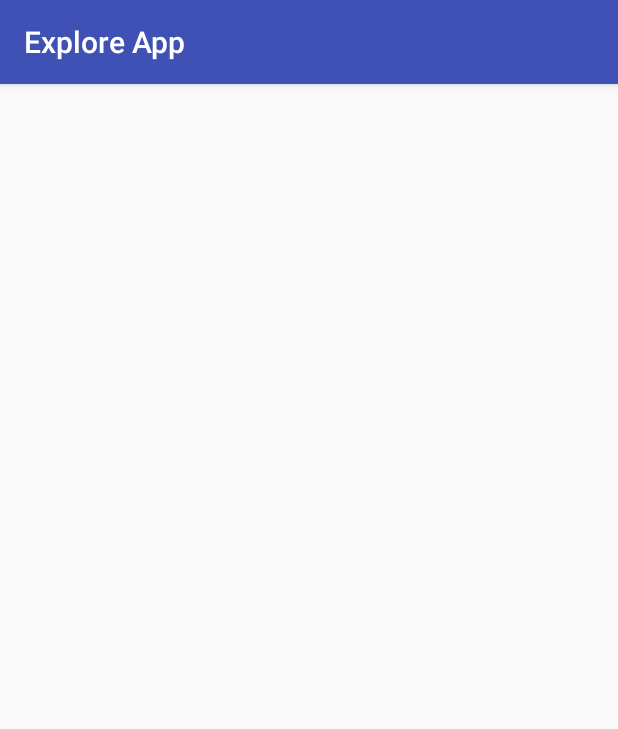
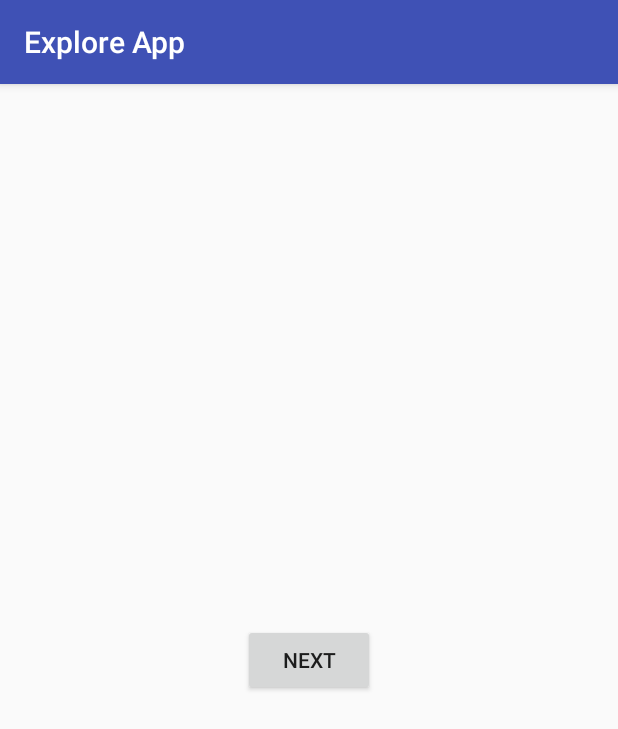
Before and after one commit to james-bonifacio/Explore-App, an Android app: the screen it shows after launch (MainActivity), on a phone screen of 412 x 824 dp. Shown: the top 729 px of the screen. Run offline under Robolectric (Android 15) with nearby library versions, the phone set to English and light mode, and no system bars.

Commit message:
Added button and changed layout

```diff
--- a/app/src/main/AndroidManifest.xml
+++ b/app/src/main/AndroidManifest.xml
@@ -1,6 +1,8 @@
 <?xml version="1.0" encoding="utf-8"?>
 <manifest xmlns:android="http://schemas.android.com/apk/res/android"
     package="com.example.james.exploreapp">
+
+    <uses-permission android:name="android.permission.INTERNET" />
 
     <application
         android:allowBackup="true"
--- a/app/src/main/java/com/example/james/exploreapp/MainActivity.java
+++ b/app/src/main/java/com/example/james/exploreapp/MainActivity.java
@@ -1,13 +1,53 @@
 package com.example.james.exploreapp;
 
+import android.content.Context;
+import android.content.Intent;
+import android.os.AsyncTask;
 import android.support.v7.app.AppCompatActivity;
 import android.os.Bundle;
+import android.util.Log;
+import android.view.View;
+import android.widget.Button;
+
+import org.json.JSONException;
+import org.json.JSONObject;
+
+import java.io.BufferedReader;
+import java.io.IOException;
+import java.io.InputStream;
+import java.io.InputStreamReader;
+import java.net.HttpURLConnection;
+import java.net.MalformedURLException;
+import java.net.URL;
+import java.net.URLConnection;
+import java.util.Scanner;
 
 public class MainActivity extends AppCompatActivity {
+
+    private Button btnNext;
+    private String TAG = MainActivity.class.getName();
 
     @Override
     protected void onCreate(Bundle savedInstanceState) {
         super.onCreate(savedInstanceState);
         setContentView(R.layout.activity_main);
+
+
+        btnNext = findViewById(R.id.button_next);
+        btnNext.setOnClickListener(new View.OnClickListener() {
+            @Override
+            public void onClick(View view) {
+
+
+
+
+            }
+        });
     }
+
+
+
+
+
+
 }
--- a/app/src/main/res/layout/activity_main.xml
+++ b/app/src/main/res/layout/activity_main.xml
@@ -1,9 +1,16 @@
 <?xml version="1.0" encoding="utf-8"?>
-<android.support.constraint.ConstraintLayout xmlns:android="http://schemas.android.com/apk/res/android"
+<RelativeLayout xmlns:android="http://schemas.android.com/apk/res/android"
     xmlns:app="http://schemas.android.com/apk/res-auto"
     xmlns:tools="http://schemas.android.com/tools"
     android:layout_width="match_parent"
     android:layout_height="match_parent"
     tools:context="com.example.james.exploreapp.MainActivity">
 
-</android.support.constraint.ConstraintLayout>
+    <Button
+        android:id="@+id/button_next"
+        android:layout_width="wrap_content"
+        android:layout_height="wrap_content"
+        android:layout_centerHorizontal="true"
+        android:layout_centerVertical="true"
+        android:text="@string/next_button_string" />
+</RelativeLayout>
--- a/app/src/main/res/values/strings.xml
+++ b/app/src/main/res/values/strings.xml
@@ -1,3 +1,4 @@
 <resources>
     <string name="app_name">Explore App</string>
+    <string name="next_button_string">Next</string>
 </resources>
```
